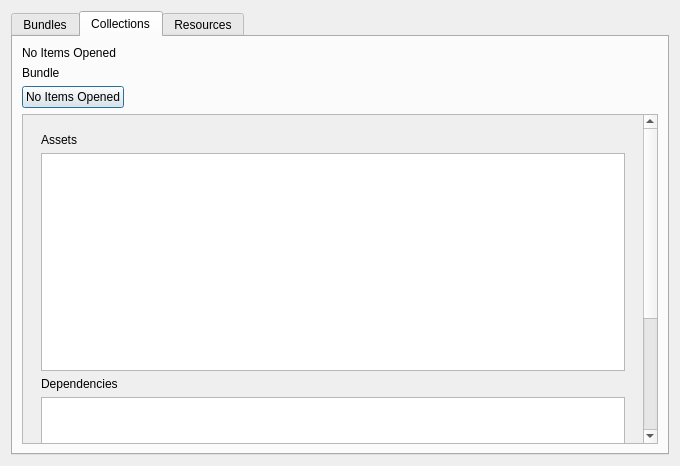
First picture: the form in uis/browseWindow.ui, repository wangruoyuyuyu/PySide6-GUI-For-Asset-Ripper, before the edit.
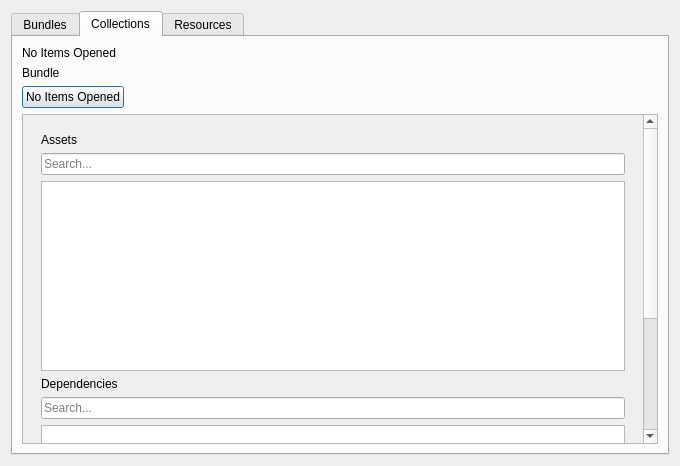
Second picture: the form after the edit. The open tabs and pages were chosen to show the change.

What changed in the file:
```diff
--- a/uis/browseWindow.ui
+++ b/uis/browseWindow.ui
@@ -103,7 +103,7 @@
           <property name="geometry">
            <rect>
             <x>0</x>
-            <y>0</y>
+            <y>-123</y>
             <width>624</width>
             <height>518</height>
            </rect>
@@ -128,6 +128,13 @@
                 </property>
                </widget>
               </item>
+              <item>
+               <widget class="QLineEdit" name="lineEdit_search_collection_assets">
+                <property name="placeholderText">
+                 <string>Search...</string>
+                </property>
+               </widget>
+              </item>
               <item>
                <widget class="QTableWidget" name="tableWidget_assets"/>
               </item>
@@ -141,6 +148,13 @@
                 </property>
                </widget>
               </item>
+              <item>
+               <widget class="QLineEdit" name="lineEdit_search_collection_dep">
+                <property name="placeholderText">
+                 <string>Search...</string>
+                </property>
+               </widget>
+              </item>
               <item>
                <widget class="QTableWidget" name="tableWidget_dependencies"/>
               </item>
```
Left out of the diff: 7 changed lines with no effect on the pictures.
